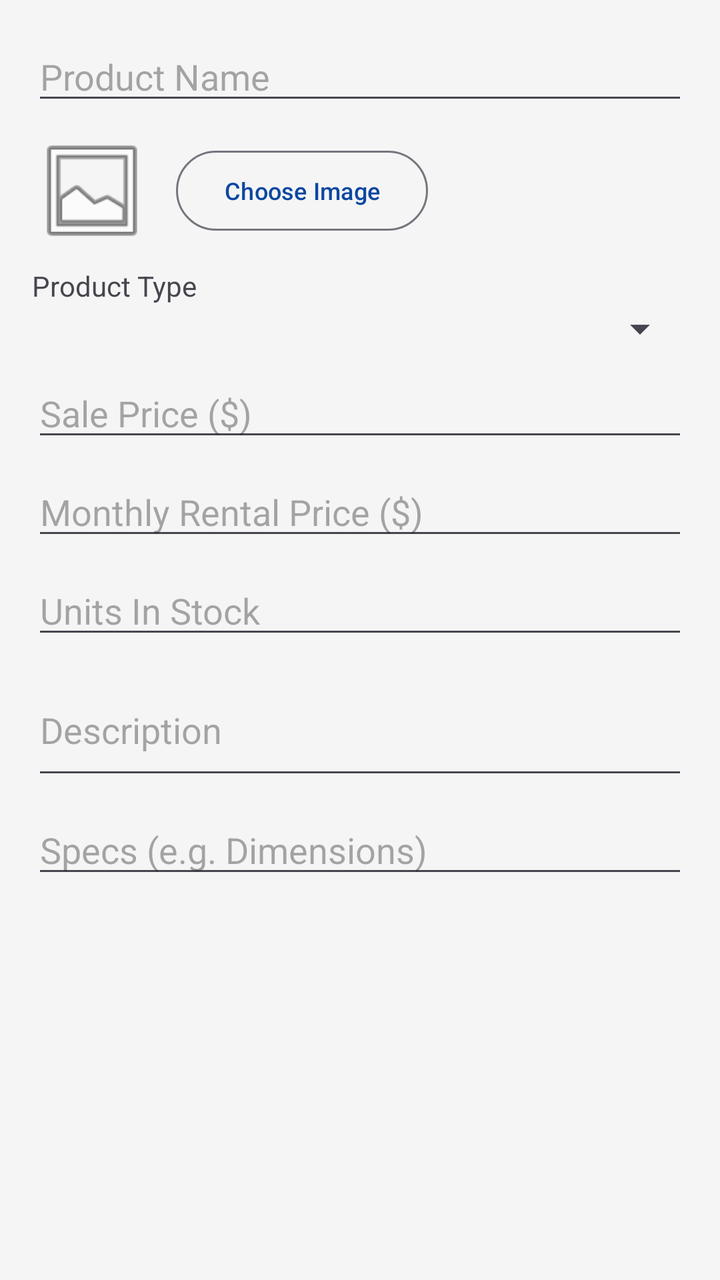
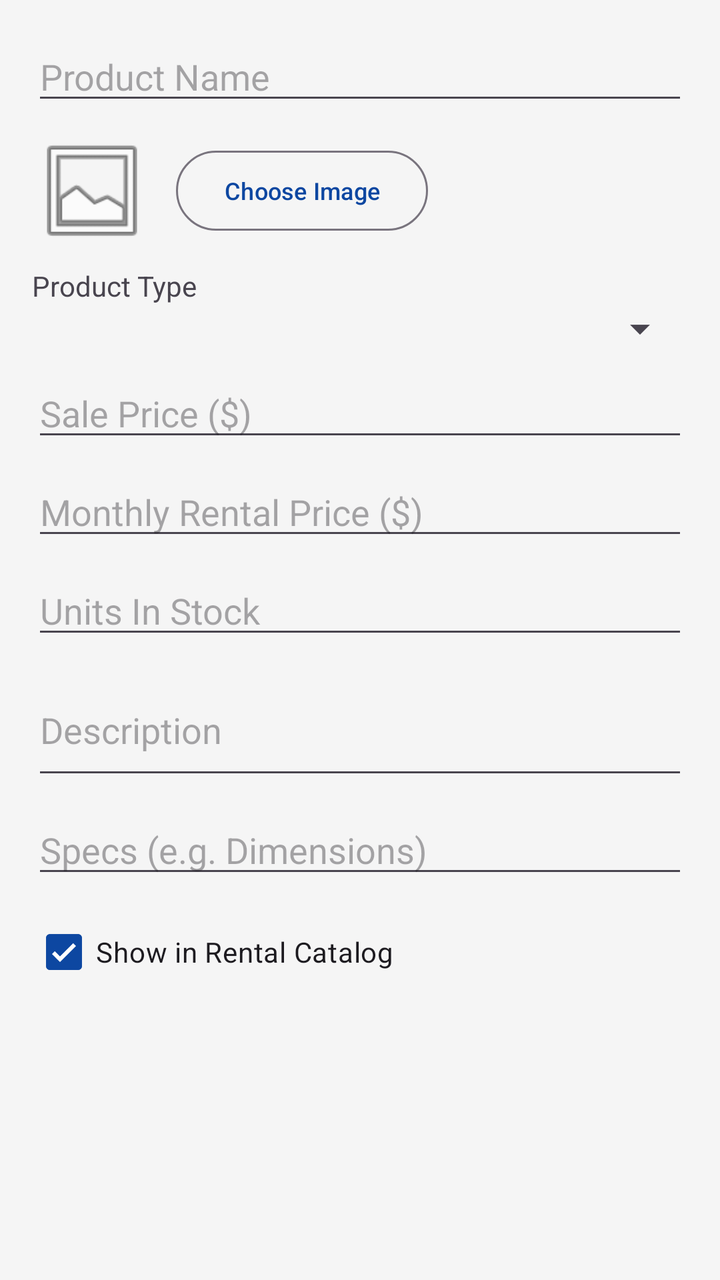

Compare the two renders of this Android layout. The source of the first and the diff that turns it into the second are given below.
<!-- AndroidManifest.xml: application theme Theme.SecureAFenceAdministrator -->
<!-- res/layout/dialog_product.xml -->
<?xml version="1.0" encoding="utf-8"?>
<ScrollView xmlns:android="http://schemas.android.com/apk/res/android"
    android:layout_width="match_parent"
    android:layout_height="wrap_content"
    android:padding="16dp">

    <LinearLayout
        android:layout_width="match_parent"
        android:layout_height="wrap_content"
        android:orientation="vertical">

        <EditText
            android:id="@+id/et_product_name"
            android:layout_width="match_parent"
            android:layout_height="wrap_content"
            android:hint="Product Name"
            android:inputType="textCapWords" />

        <LinearLayout
            android:layout_width="match_parent"
            android:layout_height="wrap_content"
            android:layout_marginTop="8dp"
            android:orientation="horizontal"
            android:gravity="center_vertical">

            <ImageView
                android:id="@+id/iv_product_preview"
                android:layout_width="60dp"
                android:layout_height="60dp"
                android:scaleType="centerCrop"
                android:src="@android:drawable/ic_menu_gallery"
                android:background="?attr/selectableItemBackground"
                android:clickable="true"
                android:focusable="true" />

            <Button
                android:id="@+id/btn_upload_image"
                style="?attr/materialButtonOutlinedStyle"
                android:layout_width="wrap_content"
                android:layout_height="wrap_content"
                android:layout_marginStart="12dp"
                android:text="Choose Image"
                android:textSize="12sp" />
        </LinearLayout>

        <TextView
            android:layout_width="match_parent"
            android:layout_height="wrap_content"
            android:layout_marginTop="8dp"
            android:text="Product Type" />

        <Spinner
            android:id="@+id/sp_product_type"
            android:layout_width="match_parent"
            android:layout_height="wrap_content" />

        <EditText
            android:id="@+id/et_sale_price"
            android:layout_width="match_parent"
            android:layout_height="wrap_content"
            android:layout_marginTop="8dp"
            android:hint="Sale Price ($)"
            android:inputType="numberDecimal" />

        <EditText
            android:id="@+id/et_rental_price"
            android:layout_width="match_parent"
            android:layout_height="wrap_content"
            android:layout_marginTop="8dp"
            android:hint="Monthly Rental Price ($)"
            android:inputType="numberDecimal" />

        <EditText
            android:id="@+id/et_stock"
            android:layout_width="match_parent"
            android:layout_height="wrap_content"
            android:layout_marginTop="8dp"
            android:hint="Units In Stock"
            android:inputType="number" />

        <EditText
            android:id="@+id/et_description"
            android:layout_width="match_parent"
            android:layout_height="wrap_content"
            android:layout_marginTop="8dp"
            android:hint="Description"
            android:inputType="textMultiLine"
            android:minLines="2" />

        <EditText
            android:id="@+id/et_specs"
            android:layout_width="match_parent"
            android:layout_height="wrap_content"
            android:layout_marginTop="8dp"
            android:hint="Specs (e.g. Dimensions)"
            android:inputType="text" />

    </LinearLayout>
</ScrollView>
<!-- resources referenced by this layout -->
<resources>
  <style name="Theme.SecureAFenceAdministrator" parent="Theme.Material3.Light.NoActionBar">
          <item name="colorPrimary">@color/primary_blue</item>
          <item name="android:textColorPrimary">@color/text_dark</item>
          <item name="android:windowBackground">@color/background_light</item>
      </style>
  <color name="primary_blue">#FF0D47A1</color>
  <color name="text_dark">#FF212121</color>
  <color name="background_light">#FFF5F5F5</color>
</resources>

<!-- the commit's change to res/layout/dialog_product.xml (unified diff, before → after) -->
@@ -95,5 +95,13 @@
             android:hint="Specs (e.g. Dimensions)"
             android:inputType="text" />
 
+        <com.google.android.material.checkbox.MaterialCheckBox
+            android:id="@+id/cb_is_rental"
+            android:layout_width="match_parent"
+            android:layout_height="wrap_content"
+            android:layout_marginTop="8dp"
+            android:text="Show in Rental Catalog"
+            android:checked="true" />
+
     </LinearLayout>
 </ScrollView>
